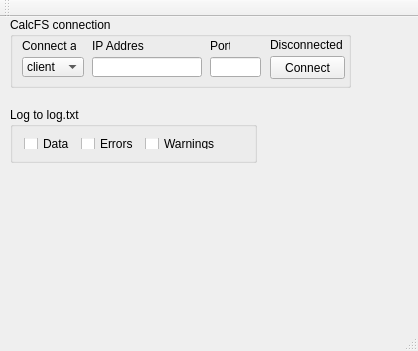
Old version of the form dsu_osis/mainwindow.ui in the repository omishukov/dsu_osis.
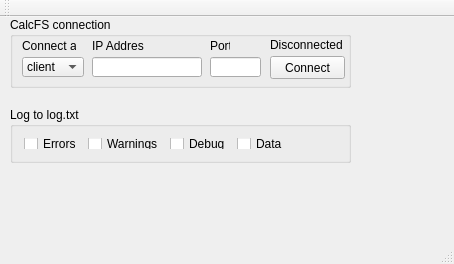
New version of the form.

```diff
--- a/dsu_osis/mainwindow.ui
+++ b/dsu_osis/mainwindow.ui
@@ -6,8 +6,8 @@
    <rect>
     <x>0</x>
     <y>0</y>
-    <width>418</width>
-    <height>351</height>
+    <width>454</width>
+    <height>264</height>
    </rect>
   </property>
   <property name="windowTitle">
@@ -161,7 +161,7 @@
      <rect>
       <x>10</x>
       <y>90</y>
-      <width>247</width>
+      <width>341</width>
       <height>56</height>
      </rect>
     </property>
@@ -169,13 +169,6 @@
      <string>Log to log.txt</string>
     </property>
     <layout class="QHBoxLayout" name="horizontalLayout">
-     <item>
-      <widget class="QCheckBox" name="LogDataCB">
-       <property name="text">
-        <string>Data</string>
-       </property>
-      </widget>
-     </item>
      <item>
       <widget class="QCheckBox" name="LogErrorCB">
        <property name="text">
@@ -190,6 +183,20 @@
        </property>
       </widget>
      </item>
+     <item>
+      <widget class="QCheckBox" name="LogDebugCB">
+       <property name="text">
+        <string>Debug</string>
+       </property>
+      </widget>
+     </item>
+     <item>
+      <widget class="QCheckBox" name="LogDataCB">
+       <property name="text">
+        <string>Data</string>
+       </property>
+      </widget>
+     </item>
      <item>
       <spacer name="horizontalSpacer">
        <property name="orientation">
@@ -197,7 +204,7 @@
        </property>
        <property name="sizeHint" stdset="0">
         <size>
-         <width>40</width>
+         <width>74</width>
          <height>20</height>
         </size>
        </property>
```
Left out of the diff: 3 changed lines with no effect on the pictures.
